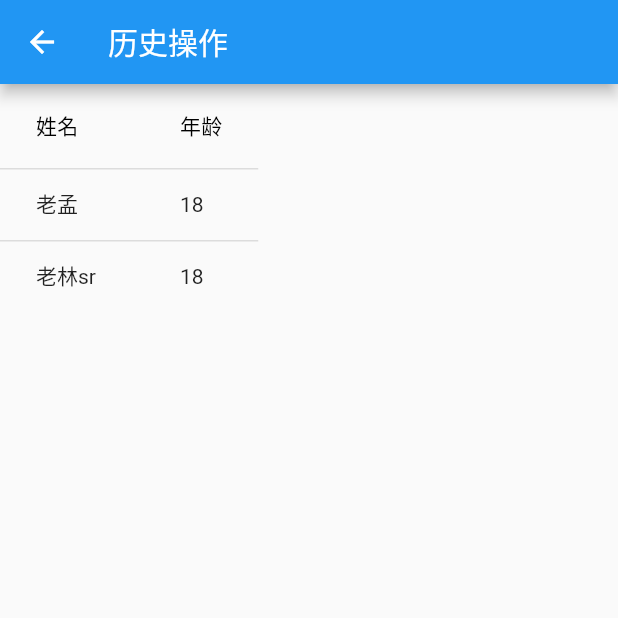
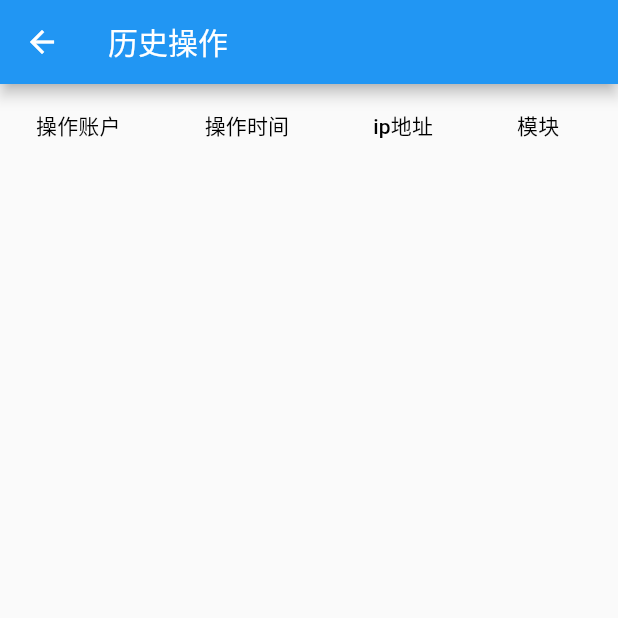
Before and after one commit to linbossgebest/Project_Management, a Flutter app: the HistoryOperatePage screen opened directly, on a phone screen of 412 x 824 dp, the top half of it. Run offline on Flutter 3.47's test engine with Material 2 defaults, Android fonts, the phone set to English and light mode, and no system bars; our stand-ins replace charts_flutter, dio, fluro, flutter_screenutil, flutter_swiper, fluttertoast and 3 more; missing offline and left inert: flutter_qr_reader, multi_image_picker; accounts and stored records are empty; statements that could not run were skipped.

Commit message:
update interface

```diff
--- a/lib/main.dart
+++ b/lib/main.dart
@@ -3,6 +3,8 @@ import 'package:flutter/material.dart';
 import 'package:provider/provider.dart';
 import 'package:thzz_project_management/pages/home_page.dart';
 import 'package:thzz_project_management/provide/current_index.dart';
+import 'package:thzz_project_management/provide/logrecordlist_provide.dart';
+import 'package:thzz_project_management/provide/swiperimagelist_provide.dart';
 import 'pages/login_page.dart';
 import 'routers/application.dart';
 import 'routers/routes.dart';
@@ -13,7 +15,8 @@ void main() {
 
 class MyApp extends StatelessWidget {
   var currentIndex = CurrentIndexProvide(); //tab索引
-
+  var swiperImageList = SwiperImageListProvide(); //轮播图片
+  var logRecordList = LogRecordListProvide(); //历史操作
   // This widget is the root of your application.
   @override
   Widget build(BuildContext context) {
@@ -24,8 +27,14 @@ class MyApp extends StatelessWidget {
 
     return MultiProvider(
       providers: [
-       ChangeNotifierProvider(
+        ChangeNotifierProvider(
           create: (_) => currentIndex,
+        ),
+        ChangeNotifierProvider(
+          create: (_) => swiperImageList,
+        ),
+        ChangeNotifierProvider(
+          create: (_) => logRecordList,
         ),
       ],
       child: MaterialApp(
--- /dev/null
+++ b/lib/models/logrecord_model.dart
@@ -0,0 +1,46 @@
+class LogRecordModel {
+  String operateAccount;
+  String operateTime;
+  String iPAddress;
+  String module;
+  String operateType;
+  String executeResultJson;
+
+  LogRecordModel(
+      {this.operateAccount,
+      this.operateTime,
+      this.iPAddress,
+      this.module,
+      this.operateType,
+      this.executeResultJson});
+
+  LogRecordModel.fromJson(Map<String, dynamic> json) {
+    operateAccount = json['OperateAccount'];
+    operateTime = json['OperateTime'];
+    iPAddress = json['IPAddress'];
+    module = json['Module'];
+    operateType = json['OperateType'];
+    executeResultJson = json['ExecuteResultJson'];
+  }
+
+  Map<String, dynamic> toJson() {
+    final Map<String, dynamic> data = new Map<String, dynamic>();
+    data['OperateAccount'] = this.operateAccount;
+    data['OperateTime'] = this.operateTime;
+    data['IPAddress'] = this.iPAddress;
+    data['Module'] = this.module;
+    data['OperateType'] = this.operateType;
+    data['ExecuteResultJson'] = this.executeResultJson;
+    return data;
+  }
+}
+
+class LogRecordListModel {
+  List<LogRecordModel> data;
+  LogRecordListModel(this.data);
+
+  factory LogRecordListModel.fromJson(List json) {
+    return LogRecordListModel(
+        json.map((e) => LogRecordModel.fromJson(e)).toList());
+  }
+}
--- a/lib/pages/history_operate_page.dart
+++ b/lib/pages/history_operate_page.dart
@@ -1,4 +1,8 @@
 import 'package:flutter/material.dart';
+import 'package:flutter_screenutil/flutter_screenutil.dart';
+import 'package:provider/provider.dart';
+import 'package:thzz_project_management/models/logrecord_model.dart';
+import 'package:thzz_project_management/provide/logrecordlist_provide.dart';
 
 class HistoryOperatePage extends StatefulWidget {
   HistoryOperatePage({Key key}) : super(key: key);
@@ -10,34 +14,47 @@ class HistoryOperatePage extends StatefulWidget {
 class _HistoryOperatePageState extends State<HistoryOperatePage> {
   @override
   Widget build(BuildContext context) {
+    return ScreenUtilInit(
+        designSize: Size(750, 1334),
+        builder: () => Consumer<LogRecordListProvide>(
+                builder: (context, logRecordListProvide, val) {
               return Scaffold(
                   appBar: AppBar(title: Text("历史操作")),
                   body: Container(
+                      child: SingleChildScrollView(
+                          scrollDirection: Axis.horizontal,
                           child: DataTable(
-              showCheckboxColumn :false,
+                            showCheckboxColumn: false,
                             columns: [
-            DataColumn(label: Text('姓名')),
-            DataColumn(label: Text('年龄')),
+                              DataColumn(label: Text('操作账户')),
+                              DataColumn(label: Text('操作时间')),
+                              DataColumn(label: Text('ip地址')),
+                              DataColumn(label: Text('模块')),
+                              DataColumn(label: Text('操作类型')),
+                              DataColumn(label: Text('操作结果')),
                             ],
-          rows: [
-            DataRow(cells: [
-              DataCell(Text('老孟')),
-              DataCell(Text('18')),
+                            rows: getRows(
+                                logRecordListProvide.logRecordList.data),
+                          ))));
+            }));
+  }
+
+  ///动态生成datarow
+  List<DataRow> getRows(list) {
+    List<LogRecordModel> data = list;
+    List<DataRow> dateRows = [];
+    for (int i = 0; i < data.length; i++) {
+      dateRows.add(DataRow(
+        cells: [
+          DataCell(Text('${data[i].operateAccount}')),
+          DataCell(Text('${data[i].operateTime}')),
+          DataCell(Text('${data[i].iPAddress}')),
+          DataCell(Text('${data[i].module}')),
+          DataCell(Text('${data[i].operateType}')),
+          DataCell(Text('${data[i].executeResultJson}')),
         ],
-            onSelectChanged: (selected) {
-              print("object1");
+      ));
     }
-            ),
-            DataRow(cells: [
-              DataCell(Text('老林sr')),
-              DataCell(Text('18')),
-            ],
-             onSelectChanged: (selected) {
-              print("object2");
-            }),
-          ],
-        )
-        )
-        );
+    return dateRows;
   }
 }
--- a/lib/pages/login_page.dart
+++ b/lib/pages/login_page.dart
@@ -7,7 +7,7 @@ import 'package:thzz_project_management/models/userinfo_model.dart';
 import 'package:thzz_project_management/provide/swiperimagelist_provide.dart';
 import 'package:thzz_project_management/routers/application.dart';
 import 'package:thzz_project_management/services/getswiperimages_service.dart';
-import 'package:thzz_project_management/services/login_service.dart';
+import 'package:thzz_project_management/services/user_service.dart';
 import 'package:thzz_project_management/untils/common.dart';
 
 class LoginPage extends StatefulWidget {
@@ -230,7 +230,7 @@ class _LoginPageState extends State<LoginPage> {
                             swiperImageList = data;
                             Provider.of<SwiperImageListProvide>(context,
                                     listen: false)
-                                .getImageList(swiperImageList.data);
+                                .setImageList(swiperImageList.data);
 
                             //本地持久化
                             addSharedPreferences("username", _username);
--- /dev/null
+++ b/lib/provide/logrecordlist_provide.dart
@@ -0,0 +1,11 @@
+import 'package:flutter/material.dart';
+import 'package:thzz_project_management/models/logrecord_model.dart';
+
+class LogRecordListProvide with ChangeNotifier {
+  LogRecordListModel logRecordList = LogRecordListModel([]);
+
+  setLogRecordList(List list) {
+    logRecordList.data = list;
+    notifyListeners();
+  }
+}
--- a/lib/provide/swiperimagelist_provide.dart
+++ b/lib/provide/swiperimagelist_provide.dart
@@ -5,7 +5,7 @@ import 'package:thzz_project_management/models/swiperimage_model.dart';
 class SwiperImageListProvide with ChangeNotifier {
   SwiperImageListModel swiperImageList = SwiperImageListModel([]);
 
-  getImageList(List list) {
+  setImageList(List list) {
     swiperImageList.data = list;
     notifyListeners();
   }
--- a/lib/routers/route_handler.dart
+++ b/lib/routers/route_handler.dart
@@ -1,6 +1,7 @@
 import 'package:fluro/fluro.dart';
 import 'package:flutter/material.dart';
 import 'package:thzz_project_management/pages/about_us_page.dart';
+import 'package:thzz_project_management/pages/changepwd_page.dart';
 import 'package:thzz_project_management/pages/component_query_detail_comment_page.dart';
 import 'package:thzz_project_management/pages/component_query_detail_page.dart';
 import 'package:thzz_project_management/pages/history_operate_page.dart';
@@ -78,3 +79,9 @@ Handler componentQueryDetailCommentHandler=Handler(
     return ComponentQueryDetailCommentPage();
   },
 );
+
+Handler changePwdHandler=Handler(
+  handlerFunc: (BuildContext context, Map<String, List<String>> parameters) {
+    return ChangePwdPage();
+  },
+);
--- a/lib/routers/routes.dart
+++ b/lib/routers/routes.dart
@@ -20,6 +20,7 @@ class Routes {
   static String componentQueryDetailPage = "/componentQueryDetail";
   static String componentQueryDetailCommentPage =
       "/componentQueryDetailComment";
+  static String changePwdPage = "/changePwd";
 
   static void configureRoutes(FluroRouter router) {
     router.notFoundHandler = new Handler(
@@ -42,5 +43,6 @@ class Routes {
         handler: componentQueryDetailHandler);
     router.define(componentQueryDetailCommentPage,
         handler: componentQueryDetailCommentHandler);
+    router.define(changePwdPage, handler: changePwdHandler);
   }
 }
```
Also changed, not shown: lib/config/configure.dart (+16 -4 lines), lib/models/projectimages_model.dart (added, +18 -0 lines), lib/pages/changepwd_page.dart (added, +149 -0 lines), lib/pages/home_page.dart (+15 -8 lines), lib/pages/my_project_page.dart (+33 -4 lines), lib/pages/setting_page.dart (+26 -3 lines), lib/services/login_service.dart (deleted, +0 -15 lines), lib/services/projectfile_service.dart (added, +9 -0 lines), lib/services/user_service.dart (added, +31 -0 lines). Lines whose indentation alone changed are shown as unchanged.
